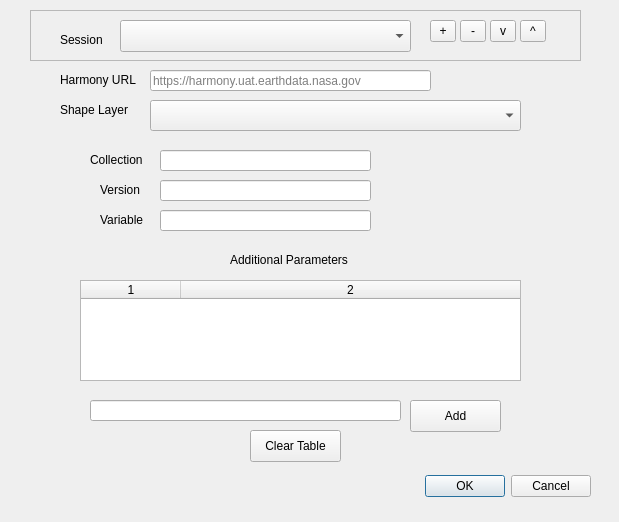
Qt form harmony_qgis_dialog_base.ui (nasa/harmony-qgis) before a commit.
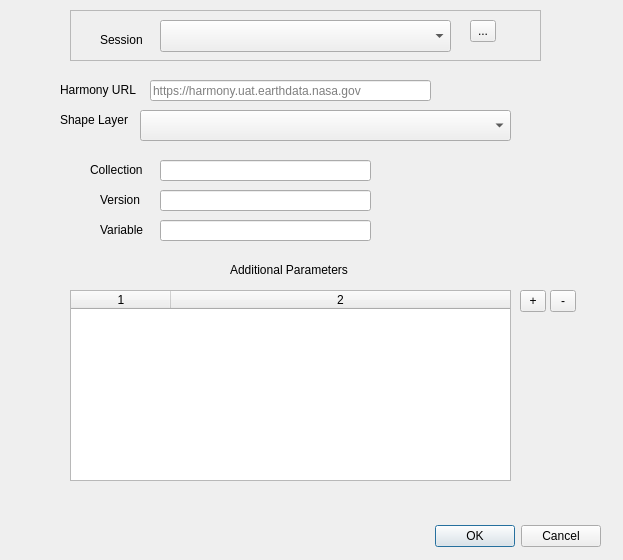
The same form after that commit.

Commit message: Get sessions working

The edit to the form file:
```diff
--- a/harmony_qgis_dialog_base.ui
+++ b/harmony_qgis_dialog_base.ui
@@ -6,8 +6,8 @@
    <rect>
     <x>0</x>
     <y>0</y>
-    <width>619</width>
-    <height>522</height>
+    <width>623</width>
+    <height>560</height>
    </rect>
   </property>
   <property name="windowTitle">
@@ -16,8 +16,8 @@
   <widget class="QDialogButtonBox" name="button_box">
    <property name="geometry">
     <rect>
-     <x>250</x>
-     <y>470</y>
+     <x>260</x>
+     <y>520</y>
      <width>341</width>
      <height>32</height>
     </rect>
@@ -32,10 +32,10 @@
   <widget class="QTableWidget" name="tableWidget">
    <property name="geometry">
     <rect>
-     <x>80</x>
-     <y>280</y>
+     <x>70</x>
+     <y>290</y>
      <width>441</width>
-     <height>101</height>
+     <height>191</height>
     </rect>
    </property>
    <property name="columnCount">
@@ -47,40 +47,11 @@
    <column/>
    <column/>
   </widget>
-  <widget class="QLineEdit" name="lineEdit">
-   <property name="geometry">
-    <rect>
-     <x>90</x>
-     <y>400</y>
-     <width>311</width>
-     <height>21</height>
-    </rect>
-   </property>
-   <property name="clearButtonEnabled">
-    <bool>true</bool>
-   </property>
-  </widget>
-  <widget class="QPushButton" name="addButton">
-   <property name="geometry">
-    <rect>
-     <x>410</x>
-     <y>400</y>
-     <width>91</width>
-     <height>32</height>
-    </rect>
-   </property>
-   <property name="toolTip">
-    <string>Add a query parameter</string>
-   </property>
-   <property name="text">
-    <string>Add</string>
-   </property>
-  </widget>
   <widget class="QLineEdit" name="harmonyUrlLineEdit">
    <property name="geometry">
     <rect>
      <x>150</x>
-     <y>70</y>
+     <y>80</y>
      <width>281</width>
      <height>21</height>
     </rect>
@@ -96,7 +67,7 @@
    <property name="geometry">
     <rect>
      <x>60</x>
-     <y>70</y>
+     <y>80</y>
      <width>91</width>
      <height>20</height>
     </rect>
@@ -108,8 +79,8 @@
   <widget class="QComboBox" name="comboBox">
    <property name="geometry">
     <rect>
-     <x>150</x>
-     <y>100</y>
+     <x>140</x>
+     <y>110</y>
      <width>371</width>
      <height>31</height>
     </rect>
@@ -122,7 +93,7 @@
    <property name="geometry">
     <rect>
      <x>60</x>
-     <y>100</y>
+     <y>110</y>
      <width>81</width>
      <height>20</height>
     </rect>
@@ -135,7 +106,7 @@
    <property name="geometry">
     <rect>
      <x>230</x>
-     <y>250</y>
+     <y>260</y>
      <width>141</width>
      <height>20</height>
     </rect>
@@ -148,7 +119,7 @@
    <property name="geometry">
     <rect>
      <x>160</x>
-     <y>150</y>
+     <y>160</y>
      <width>211</width>
      <height>21</height>
     </rect>
@@ -167,7 +138,7 @@
    <property name="geometry">
     <rect>
      <x>90</x>
-     <y>150</y>
+     <y>160</y>
      <width>61</width>
      <height>20</height>
     </rect>
@@ -180,7 +151,7 @@
    <property name="geometry">
     <rect>
      <x>160</x>
-     <y>210</y>
+     <y>220</y>
      <width>211</width>
      <height>21</height>
     </rect>
@@ -199,7 +170,7 @@
    <property name="geometry">
     <rect>
      <x>100</x>
-     <y>210</y>
+     <y>220</y>
      <width>51</width>
      <height>20</height>
     </rect>
@@ -212,7 +183,7 @@
    <property name="geometry">
     <rect>
      <x>100</x>
-     <y>180</y>
+     <y>190</y>
      <width>51</width>
      <height>20</height>
     </rect>
@@ -225,7 +196,7 @@
    <property name="geometry">
     <rect>
      <x>160</x>
-     <y>180</y>
+     <y>190</y>
      <width>211</width>
      <height>21</height>
     </rect>
@@ -240,28 +211,12 @@
     <bool>true</bool>
    </property>
   </widget>
-  <widget class="QPushButton" name="clearTableButton">
-   <property name="geometry">
-    <rect>
-     <x>250</x>
-     <y>430</y>
-     <width>91</width>
-     <height>32</height>
-    </rect>
-   </property>
-   <property name="toolTip">
-    <string>Clear the additional parameters</string>
-   </property>
-   <property name="text">
-    <string>Clear Table</string>
-   </property>
-  </widget>
   <widget class="QFrame" name="frame">
    <property name="geometry">
     <rect>
-     <x>30</x>
+     <x>70</x>
      <y>10</y>
-     <width>551</width>
+     <width>471</width>
      <height>51</height>
     </rect>
    </property>
@@ -306,23 +261,7 @@
      <bool>false</bool>
     </property>
    </widget>
-   <widget class="QToolButton" name="sessionDeleteButton">
-    <property name="geometry">
-     <rect>
-      <x>430</x>
-      <y>10</y>
-      <width>26</width>
-      <height>22</height>
-     </rect>
-    </property>
-    <property name="toolTip">
-     <string>Delete a session</string>
-    </property>
-    <property name="text">
-     <string>-</string>
-    </property>
-   </widget>
-   <widget class="QToolButton" name="sessionAddButton">
+   <widget class="QToolButton" name="sessionsButton">
     <property name="geometry">
      <rect>
       <x>400</x>
@@ -335,41 +274,35 @@
      <string>Create a new session</string>
     </property>
     <property name="text">
-     <string>+</string>
+     <string>...</string>
     </property>
    </widget>
-   <widget class="QToolButton" name="sessionImportButton">
-    <property name="geometry">
-     <rect>
-      <x>460</x>
-      <y>10</y>
-      <width>26</width>
-      <height>22</height>
-     </rect>
-    </property>
-    <property name="toolTip">
-     <string>Import a session from a JSON file</string>
-    </property>
-    <property name="text">
-     <string>v</string>
-    </property>
-   </widget>
-   <widget class="QToolButton" name="sessionExportButton">
-    <property name="geometry">
-     <rect>
-      <x>490</x>
-      <y>10</y>
-      <width>26</width>
-      <height>22</height>
-     </rect>
-    </property>
-    <property name="toolTip">
-     <string>Export current session as JSON</string>
-    </property>
-    <property name="text">
-     <string>^</string>
-    </property>
-   </widget>
+  </widget>
+  <widget class="QToolButton" name="addButton">
+   <property name="geometry">
+    <rect>
+     <x>520</x>
+     <y>290</y>
+     <width>26</width>
+     <height>22</height>
+    </rect>
+   </property>
+   <property name="text">
+    <string>+</string>
+   </property>
+  </widget>
+  <widget class="QToolButton" name="removeRowButton">
+   <property name="geometry">
+    <rect>
+     <x>550</x>
+     <y>290</y>
+     <width>26</width>
+     <height>22</height>
+    </rect>
+   </property>
+   <property name="text">
+    <string>-</string>
+   </property>
   </widget>
  </widget>
  <tabstops>
```
Left out of the diff: 8 changed lines with no effect on the pictures. The commit also changes 4 other files.
